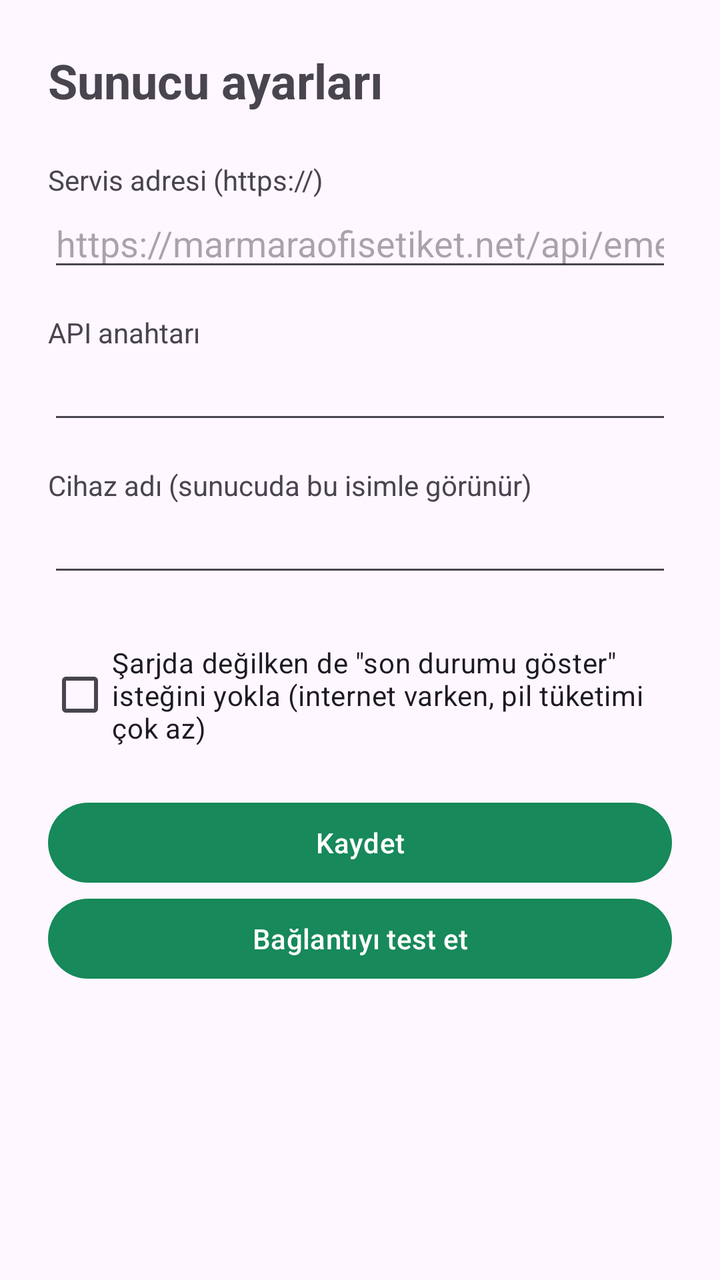
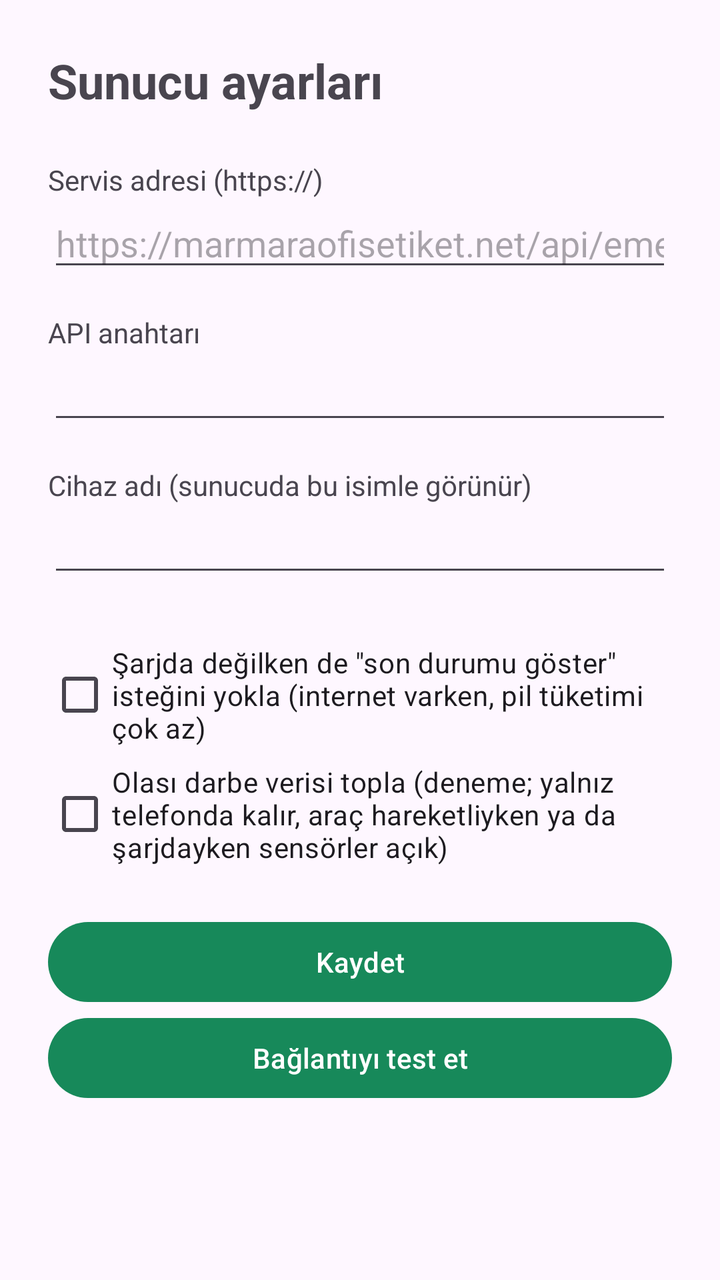

An Android layout rendered at two revisions. The XML below is the earlier revision; the diff shows what the commit changed to produce the second picture.
<!-- AndroidManifest.xml: application theme Theme.EmekliRobot -->
<!-- res/layout/activity_settings.xml -->
<?xml version="1.0" encoding="utf-8"?>
<ScrollView xmlns:android="http://schemas.android.com/apk/res/android"
    android:layout_width="match_parent"
    android:layout_height="match_parent"
    android:fillViewport="true">

    <LinearLayout
        android:layout_width="match_parent"
        android:layout_height="wrap_content"
        android:orientation="vertical"
        android:padding="24dp">

        <TextView
            android:layout_width="wrap_content"
            android:layout_height="wrap_content"
            android:text="Sunucu ayarları"
            android:textSize="24sp"
            android:textStyle="bold" />

        <TextView
            android:layout_width="wrap_content"
            android:layout_height="wrap_content"
            android:layout_marginTop="24dp"
            android:text="Servis adresi (https://)" />

        <EditText
            android:id="@+id/editUrl"
            android:layout_width="match_parent"
            android:layout_height="wrap_content"
            android:autofillHints="url"
            android:hint="https://marmaraofisetiket.net/api/emekli/"
            android:importantForAutofill="no"
            android:inputType="textUri" />

        <TextView
            android:layout_width="wrap_content"
            android:layout_height="wrap_content"
            android:layout_marginTop="16dp"
            android:text="API anahtarı" />

        <EditText
            android:id="@+id/editKey"
            android:layout_width="match_parent"
            android:layout_height="wrap_content"
            android:importantForAutofill="no"
            android:inputType="textPassword" />

        <TextView
            android:layout_width="wrap_content"
            android:layout_height="wrap_content"
            android:layout_marginTop="16dp"
            android:text="Cihaz adı (sunucuda bu isimle görünür)" />

        <EditText
            android:id="@+id/editDevice"
            android:layout_width="match_parent"
            android:layout_height="wrap_content"
            android:importantForAutofill="no"
            android:inputType="textNoSuggestions"
            android:maxLength="50" />

        <TextView
            android:id="@+id/txtDeviceHint"
            android:layout_width="match_parent"
            android:layout_height="wrap_content"
            android:textSize="12sp" />

        <CheckBox
            android:id="@+id/checkUnplugged"
            android:layout_width="match_parent"
            android:layout_height="wrap_content"
            android:layout_marginTop="12dp"
            android:text="Şarjda değilken de &quot;son durumu göster&quot; isteğini yokla (internet varken, pil tüketimi çok az)" />

        <Button
            android:id="@+id/btnSave"
            android:layout_width="match_parent"
            android:layout_height="wrap_content"
            android:layout_marginTop="24dp"
            android:text="Kaydet" />

        <Button
            android:id="@+id/btnTest"
            android:layout_width="match_parent"
            android:layout_height="wrap_content"
            android:text="Bağlantıyı test et" />

        <TextView
            android:id="@+id/txtResult"
            android:layout_width="match_parent"
            android:layout_height="wrap_content"
            android:layout_marginTop="16dp"
            android:textSize="16sp" />

    </LinearLayout>
</ScrollView>
<!-- resources referenced by this layout -->
<resources>
  <style name="Theme.EmekliRobot" parent="Theme.Material3.DayNight.NoActionBar">
          <item name="colorPrimary">@color/brand_green</item>
          <item name="colorOnPrimary">@android:color/white</item>
          <item name="colorPrimaryContainer">#C7EBD9</item>
          <item name="colorOnPrimaryContainer">@color/brand_green_dark</item>
          <item name="android:statusBarColor">@color/brand_navy</item>
          <item name="android:windowLightStatusBar">false</item>
      </style>
  <color name="brand_green">#17895A</color>
  <color name="brand_green_dark">#0E5C3C</color>
  <color name="brand_navy">#0E2A3A</color>
</resources>

<!-- the commit's change to res/layout/activity_settings.xml (unified diff, before → after) -->
@@ -72,6 +72,13 @@
             android:layout_marginTop="12dp"
             android:text="Şarjda değilken de &quot;son durumu göster&quot; isteğini yokla (internet varken, pil tüketimi çok az)" />
 
+        <CheckBox
+            android:id="@+id/checkImpact"
+            android:layout_width="match_parent"
+            android:layout_height="wrap_content"
+            android:layout_marginTop="8dp"
+            android:text="Olası darbe verisi topla (deneme; yalnız telefonda kalır, araç hareketliyken ya da şarjdayken sensörler açık)" />
+
         <Button
             android:id="@+id/btnSave"
             android:layout_width="match_parent"
